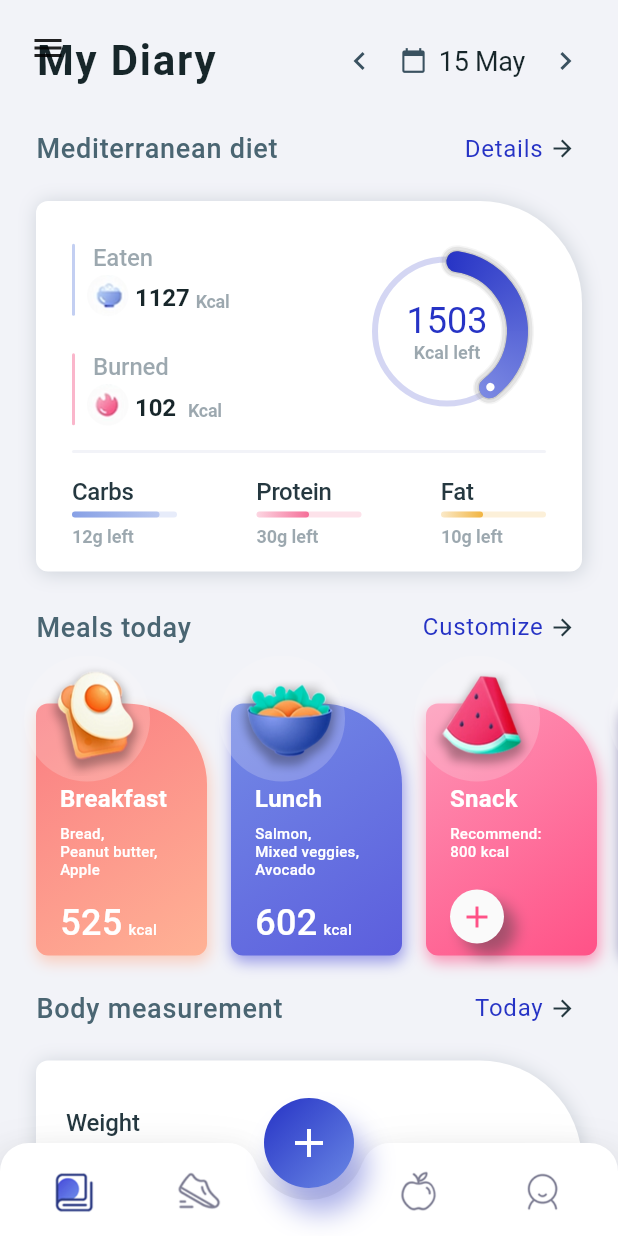
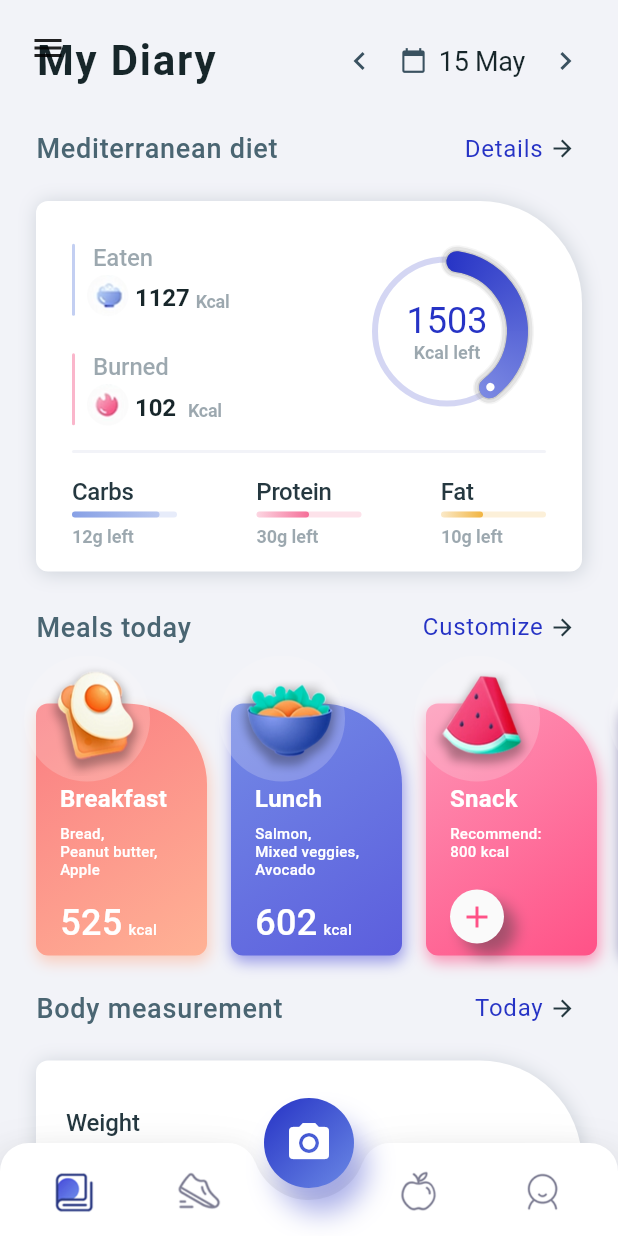
Before and after one commit to trujunzhang/Best-Flutter-UI-Templates, a Flutter app: the screen it shows after launch, on a phone screen of 412 x 824 dp. Run offline on Flutter 3.47's test engine with Material 2 defaults, Android fonts, the light colour scheme and no system bars; our stand-ins replace font_awesome_flutter, smooth_star_rating.

Commit message:
photo_camera

```diff
--- a/lib/src/screens/fitness_app/bottom_navigation_view/bottom_bar_view.dart
+++ b/lib/src/screens/fitness_app/bottom_navigation_view/bottom_bar_view.dart
@@ -34,12 +34,8 @@ class _BottomBarViewState extends State<BottomBarView>
     super.initState();
   }
 
-  @override
-  Widget build(BuildContext context) {
-    return Stack(
-      alignment: AlignmentDirectional.bottomCenter,
-      children: <Widget>[
-        AnimatedBuilder(
+  Widget buildBg() {
+    return AnimatedBuilder(
       animation: animationController,
       builder: (BuildContext context, Widget child) {
         return Transform(
@@ -60,16 +56,14 @@ class _BottomBarViewState extends State<BottomBarView>
                   height: 62,
 //                      height: 0,
                   child: Padding(
-                        padding:
-                            const EdgeInsets.only(left: 8, right: 8, top: 4),
+                    padding: const EdgeInsets.only(left: 8, right: 8, top: 4),
                     child: Row(
                       children: <Widget>[
                         Expanded(
                           child: TabIcons(
                               tabIconData: widget.tabIconsList[0],
                               removeAllSelect: () {
-                                    setRemoveAllSelection(
-                                        widget.tabIconsList[0]);
+                                setRemoveAllSelection(widget.tabIconsList[0]);
                                 widget.changeIndex(0);
                               }),
                         ),
@@ -77,8 +71,7 @@ class _BottomBarViewState extends State<BottomBarView>
                           child: TabIcons(
                               tabIconData: widget.tabIconsList[1],
                               removeAllSelect: () {
-                                    setRemoveAllSelection(
-                                        widget.tabIconsList[1]);
+                                setRemoveAllSelection(widget.tabIconsList[1]);
                                 widget.changeIndex(1);
                               }),
                         ),
@@ -94,8 +87,7 @@ class _BottomBarViewState extends State<BottomBarView>
                           child: TabIcons(
                               tabIconData: widget.tabIconsList[2],
                               removeAllSelect: () {
-                                    setRemoveAllSelection(
-                                        widget.tabIconsList[2]);
+                                setRemoveAllSelection(widget.tabIconsList[2]);
                                 widget.changeIndex(2);
                               }),
                         ),
@@ -103,8 +95,7 @@ class _BottomBarViewState extends State<BottomBarView>
                           child: TabIcons(
                               tabIconData: widget.tabIconsList[3],
                               removeAllSelect: () {
-                                    setRemoveAllSelection(
-                                        widget.tabIconsList[3]);
+                                setRemoveAllSelection(widget.tabIconsList[3]);
                                 widget.changeIndex(3);
                               }),
                         ),
@@ -120,10 +111,12 @@ class _BottomBarViewState extends State<BottomBarView>
           ),
         );
       },
-        ),
-        Padding(
-          padding:
-              EdgeInsets.only(bottom: MediaQuery.of(context).padding.bottom),
+    );
+  }
+
+  Widget buildFg() {
+    return Padding(
+      padding: EdgeInsets.only(bottom: MediaQuery.of(context).padding.bottom),
       child: SizedBox(
         width: 38 * 2.0,
         height: 38 + 62.0,
@@ -145,18 +138,15 @@ class _BottomBarViewState extends State<BottomBarView>
                   // alignment: Alignment.center,s
                   decoration: BoxDecoration(
                     color: FitnessAppTheme.nearlyDarkBlue,
-                        gradient: LinearGradient(
-                            colors: [
+                    gradient: LinearGradient(colors: [
                       FitnessAppTheme.nearlyDarkBlue,
                       HexColor('#6A88E5'),
-                            ],
-                            begin: Alignment.topLeft,
-                            end: Alignment.bottomRight),
+                    ], begin: Alignment.topLeft, end: Alignment.bottomRight),
                     shape: BoxShape.circle,
                     boxShadow: <BoxShadow>[
                       BoxShadow(
-                              color: FitnessAppTheme.nearlyDarkBlue
-                                  .withOpacity(0.4),
+                          color:
+                              FitnessAppTheme.nearlyDarkBlue.withOpacity(0.4),
                           offset: const Offset(8.0, 16.0),
                           blurRadius: 16.0),
                     ],
@@ -171,7 +161,7 @@ class _BottomBarViewState extends State<BottomBarView>
                         widget.addClick();
                       },
                       child: Icon(
-                            Icons.add,
+                        Icons.photo_camera,
                         color: FitnessAppTheme.white,
                         size: 32,
                       ),
@@ -183,7 +173,16 @@ class _BottomBarViewState extends State<BottomBarView>
           ),
         ),
       ),
-        ),
+    );
+  }
+
+  @override
+  Widget build(BuildContext context) {
+    return Stack(
+      alignment: AlignmentDirectional.bottomCenter,
+      children: <Widget>[
+        buildBg(),
+        buildFg()
       ],
     );
   }
--- a/lib/src/screens/fitness_app/bottom_navigation_view/tab_icons.dart
+++ b/lib/src/screens/fitness_app/bottom_navigation_view/tab_icons.dart
@@ -1,4 +1,3 @@
-
 import 'package:flutter/material.dart';
 import 'package:ieatta/src/screens/fitness_app/bottom_navigation_view/tabIcon_data.dart';
 
--- a/lib/src/screens/fitness_app/fitness_app_home_screen.dart
+++ b/lib/src/screens/fitness_app/fitness_app_home_screen.dart
@@ -78,15 +78,20 @@ class _FitnessAppHomeScreenState extends State<FitnessAppHomeScreen>
         BottomBarView(
           tabIconsList: tabIconsList,
           addClick: () {},
-          changeIndex: (int index) {
+          changeIndex: changeIndex,
+        ),
+      ],
+    );
+  }
+
+  changeIndex(int index) {
     if (index == 0 || index == 2) {
       animationController.reverse().then<dynamic>((data) {
         if (!mounted) {
           return;
         }
         setState(() {
-                  tabBody =
-                      MyDiaryScreen(animationController: animationController);
+          tabBody = MyDiaryScreen(animationController: animationController);
         });
       });
     } else if (index == 1 || index == 3) {
@@ -95,14 +100,9 @@ class _FitnessAppHomeScreenState extends State<FitnessAppHomeScreen>
           return;
         }
         setState(() {
-                  tabBody =
-                      TrainingScreen(animationController: animationController);
+          tabBody = TrainingScreen(animationController: animationController);
         });
       });
     }
-          },
-        ),
-      ],
-    );
   }
 }
--- a/lib/src/screens/fitness_app/tab_screens/my_diary/water_view.dart
+++ b/lib/src/screens/fitness_app/tab_screens/my_diary/water_view.dart
@@ -75,8 +75,7 @@ class _WaterViewState extends State<WaterView> with TickerProviderStateMixin {
                                           fontFamily: FitnessAppTheme.fontName,
                                           fontWeight: FontWeight.w600,
                                           fontSize: 32,
-                                          color:
-                                              FitnessAppTheme.nearlyDarkBlue,
+                                          color: FitnessAppTheme.nearlyDarkBlue,
                                         ),
                                       ),
                                     ),
@@ -91,8 +90,7 @@ class _WaterViewState extends State<WaterView> with TickerProviderStateMixin {
                                           fontWeight: FontWeight.w500,
                                           fontSize: 18,
                                           letterSpacing: -0.2,
-                                          color:
-                                              FitnessAppTheme.nearlyDarkBlue,
+                                          color: FitnessAppTheme.nearlyDarkBlue,
                                         ),
                                       ),
                                     ),
--- a/lib/src/screens/fitness_app/tab_screens/training/training_screen.dart
+++ b/lib/src/screens/fitness_app/tab_screens/training/training_screen.dart
@@ -5,7 +5,6 @@ import 'package:ieatta/src/screens/fitness_app/ui_view/workout_view.dart';
 import 'package:flutter/material.dart';
 
 import '../../fitness_app_theme.dart';
-
 
 class TrainingScreen extends StatefulWidget {
   const TrainingScreen({Key key, this.animationController}) : super(key: key);
--- a/lib/src/screens/fitness_app/ui_view/body_measurement.dart
+++ b/lib/src/screens/fitness_app/ui_view/body_measurement.dart
@@ -193,8 +193,8 @@ class BodyMeasurementView extends StatelessWidget {
                                       fontFamily: FitnessAppTheme.fontName,
                                       fontWeight: FontWeight.w600,
                                       fontSize: 12,
-                                      color: FitnessAppTheme.grey
-                                          .withOpacity(0.5),
+                                      color:
+                                          FitnessAppTheme.grey.withOpacity(0.5),
                                     ),
                                   ),
                                 ),
--- a/lib/src/screens/fitness_app/ui_view/mediterranesn_diet_view.dart
+++ b/lib/src/screens/fitness_app/ui_view/mediterranesn_diet_view.dart
@@ -405,8 +405,8 @@ class MediterranesnDietView extends StatelessWidget {
                                       fontFamily: FitnessAppTheme.fontName,
                                       fontWeight: FontWeight.w600,
                                       fontSize: 12,
-                                      color: FitnessAppTheme.grey
-                                          .withOpacity(0.5),
+                                      color:
+                                          FitnessAppTheme.grey.withOpacity(0.5),
                                     ),
                                   ),
                                 ),
```
Also changed, not shown: lib/src/screens/fitness_app/bottom_navigation_view/tab_clipper.dart (line endings or trailing spaces). Lines whose indentation alone changed are shown as unchanged.
